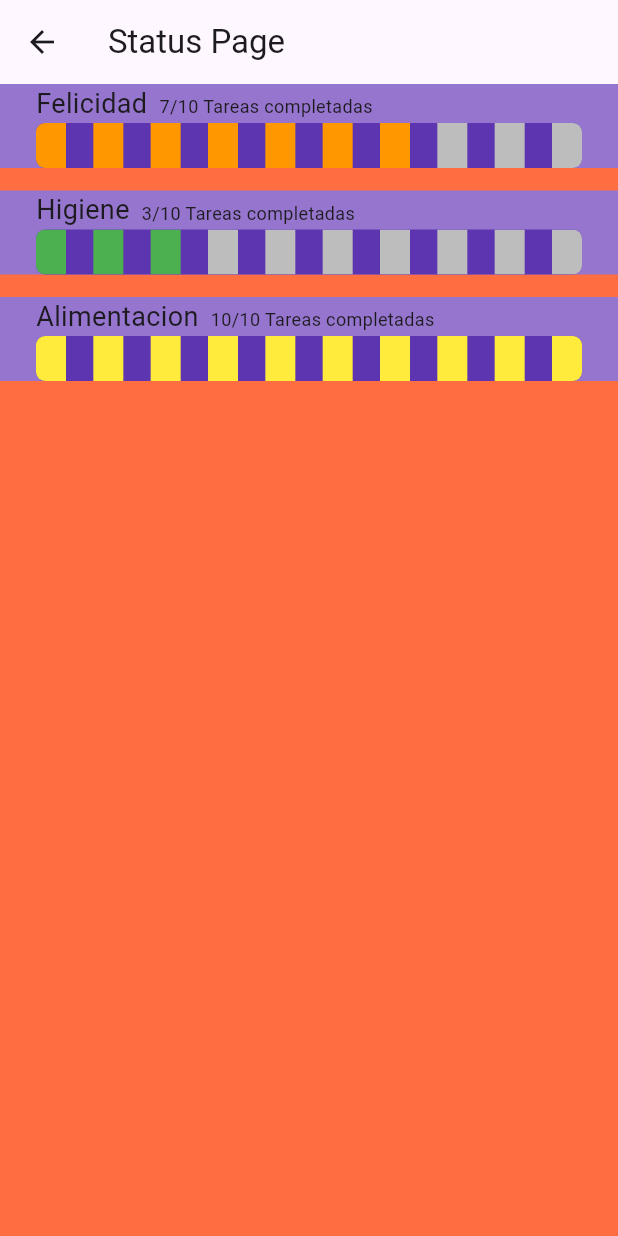
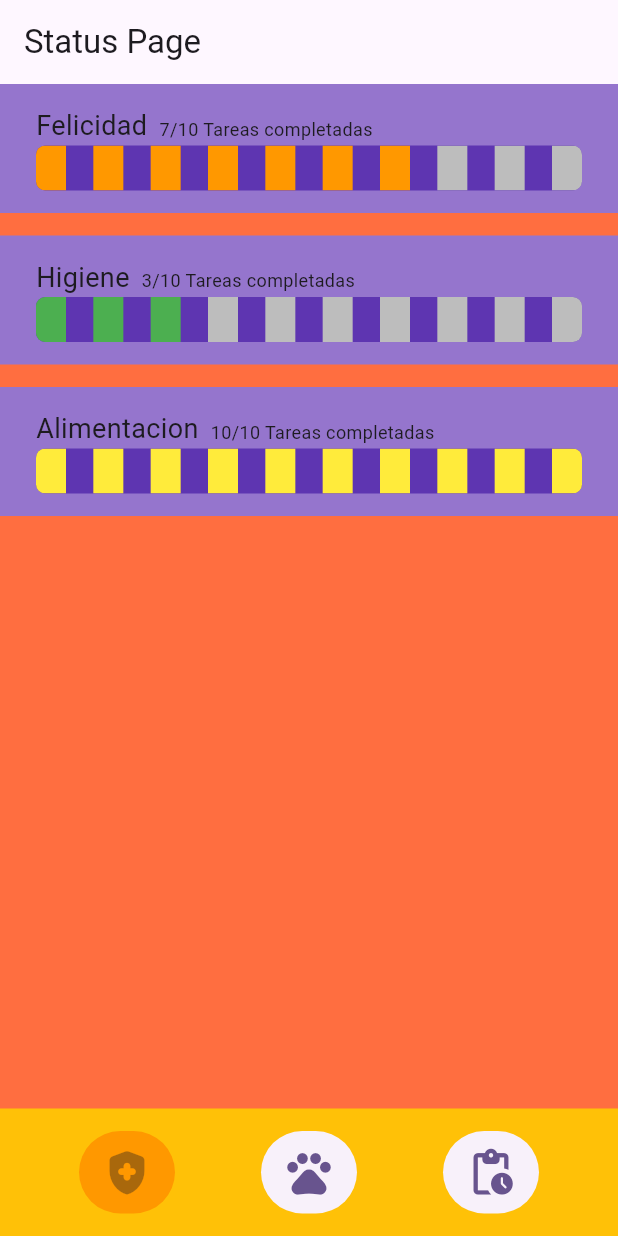
Before and after one commit to jQuera/RealGotchi, a Flutter app: the StatusPage screen opened directly, on a phone screen of 412 x 824 dp. Run offline on Flutter 3.47's test engine with Material 3 defaults, Android fonts, the phone set to English and light mode, and no system bars.

Commit message:
new navegation

```diff
--- a/lib/ui/views/status/pages/status_page.dart
+++ b/lib/ui/views/status/pages/status_page.dart
@@ -1,4 +1,5 @@
 import 'package:flutter/material.dart';
+import 'package:myapp/ui/widgets/main_bottom_bar.dart';
 //TODO: Vista que muestra estado de mascota, un resumen de las tareas realizadas y pendientes
 
 class StatusPage extends StatelessWidget {
@@ -10,8 +11,12 @@ class StatusPage extends StatelessWidget {
       backgroundColor: Colors.deepOrangeAccent,
       appBar: AppBar(
         title: const Text("Status Page"),
+        automaticallyImplyLeading: false,
       ),
       body: const Column(
+        mainAxisAlignment: MainAxisAlignment.spaceBetween,
+        children: [
+          Column(
             children: [
               StatusMonitor(
                 title: "Felicidad",
@@ -29,7 +34,10 @@ class StatusPage extends StatelessWidget {
                 title: "Alimentacion",
                 quantityCompleted: 10,
                 statusColor: Colors.yellow,
-          )
+              ),
+            ],
+          ),
+          MainBottomBar(current: 0)
         ],
       ),
     );
@@ -51,7 +59,7 @@ class StatusMonitor extends StatelessWidget {
   Widget build(BuildContext context) {
     return Container(
       color: Colors.deepPurple.shade300,
-      padding: const EdgeInsets.symmetric(horizontal: 24),
+      padding: const EdgeInsets.symmetric(horizontal: 24, vertical: 15),
       child: Column(
         crossAxisAlignment: CrossAxisAlignment.start,
         children: [
--- /dev/null
+++ b/lib/ui/widgets/main_bottom_bar.dart
@@ -0,0 +1,63 @@
+import 'package:flutter/material.dart';
+import 'package:myapp/ui/views/home/home_page.dart';
+import 'package:myapp/ui/views/status/pages/status_page.dart';
+import 'package:myapp/ui/widgets/main_bottom_buttom.dart';
+
+class MainBottomBar extends StatelessWidget {
+  const MainBottomBar({
+    super.key,
+    required this.current,
+  });
+  final int current;
+  @override
+  Widget build(BuildContext context) {
+    return Container(
+      color: Colors.amber,
+      padding: const EdgeInsets.symmetric(horizontal: 24, vertical: 15),
+      child: Row(
+        mainAxisAlignment: MainAxisAlignment.spaceAround,
+        children: [
+          BottomButtom(
+            icon: Icons.health_and_safety_rounded,
+            isCurrent: current == 0,
+            onPressed: () {
+              Navigator.push(
+                context,
+                MaterialPageRoute(
+                  builder: (context) => const StatusPage(),
+                ),
+              );
+            },
+          ),
+          //TODO: Te devuelve a la vista general de mascota
+          BottomButtom(
+            icon: Icons.pets_rounded,
+            isCurrent: current == 1,
+            onPressed: () {
+              Navigator.push(
+                context,
+                MaterialPageRoute(
+                  builder: (context) => const HomePage(),
+                ),
+              );
+            },
+          ),
+          //TODO: Abrir vista que muestra tareas del dia, agrupadas por tipo
+          //(alimentacion, salud y bienestar, higiene, actividad fisica, comportamiento)
+          BottomButtom(
+            icon: Icons.pending_actions_rounded,
+            isCurrent: current == 2,
+            onPressed: () {
+              Navigator.push(
+                context,
+                MaterialPageRoute(
+                  builder: (context) => const StatusPage(),
+                ),
+              );
+            },
+          ),
+        ],
+      ),
+    );
+  }
+}
--- /dev/null
+++ b/lib/ui/widgets/main_bottom_buttom.dart
@@ -0,0 +1,34 @@
+import 'package:flutter/material.dart';
+
+class BottomButtom extends StatelessWidget {
+  const BottomButtom({
+    super.key,
+    required this.icon,
+    required this.onPressed,
+    required this.isCurrent,
+  });
+
+  final IconData icon;
+  final VoidCallback onPressed;
+  final bool isCurrent;
+  @override
+  Widget build(BuildContext context) {
+    return ElevatedButton(
+      onPressed: isCurrent ? null : () => onPressed(),
+
+      // decoration: const BoxDecoration(
+      //   color: Colors.orange,
+      //   shape: BoxShape.circle,
+      // ),
+      style: ElevatedButton.styleFrom(
+        padding: const EdgeInsets.all(10), elevation: 0,
+        // backgroundColor: isCurrent ? Colors.orange : null,
+        disabledBackgroundColor: Colors.orange,
+      ),
+      child: Icon(
+        icon,
+        size: 35,
+      ),
+    );
+  }
+}
```
Also changed, not shown: lib/ui/views/home/home_page.dart (+3 -74 lines). Lines whose indentation alone changed are shown as unchanged.
